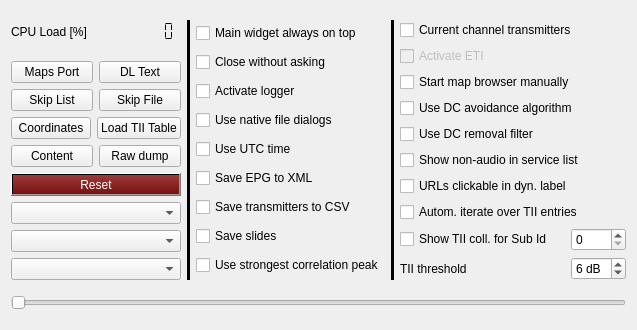
The window that src/configuration/configuration.ui (tomneda/DABstar) describes before a commit, drawn with Qt 5.
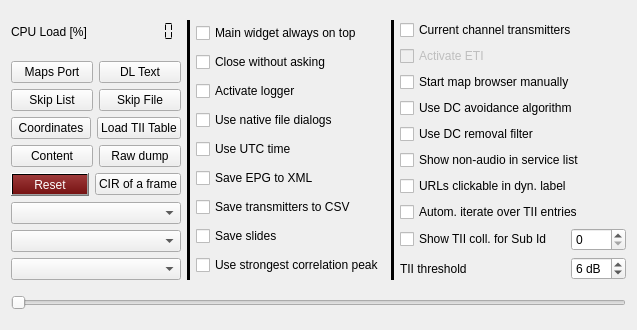
The same window after the commit.

Commit message: Channel Impulse Response (CIR) for a whole DAB frame added.

What changed in the file:
```diff
--- a/src/configuration/configuration.ui
+++ b/src/configuration/configuration.ui
@@ -184,6 +184,22 @@
            </property>
           </widget>
          </item>
+         <item>
+          <widget class="QPushButton" name="cirButton">
+           <property name="sizePolicy">
+            <sizepolicy hsizetype="Preferred" vsizetype="Fixed">
+             <horstretch>0</horstretch>
+             <verstretch>0</verstretch>
+            </sizepolicy>
+           </property>
+           <property name="toolTip">
+            <string>&lt;html&gt;&lt;head/&gt;&lt;body&gt;&lt;p&gt;This will open a windows with CIR of the whole frame.&lt;/p&gt;&lt;/body&gt;&lt;/html&gt;</string>
+           </property>
+           <property name="text">
+            <string>CIR of a frame</string>
+           </property>
+          </widget>
+         </item>
         </layout>
        </item>
        <item>
```
Left out of the diff: 2 changed lines with no effect on the pictures. The commit also changes 19 other files.
